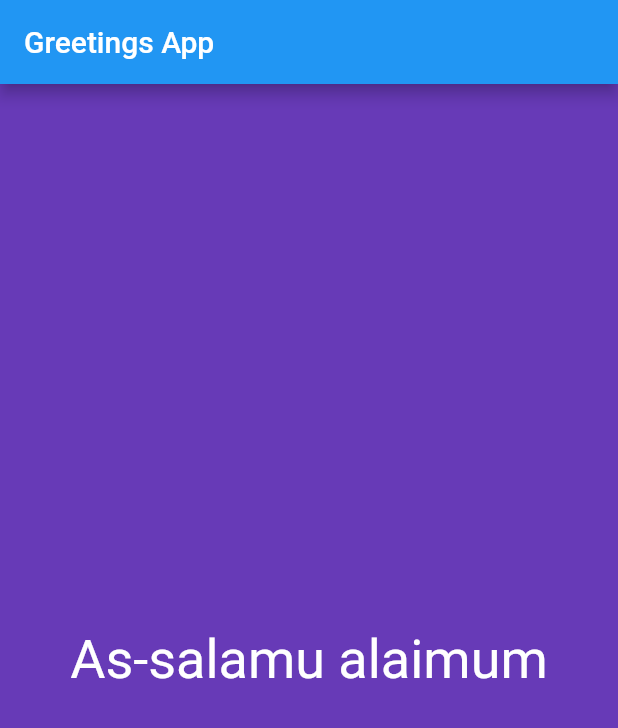
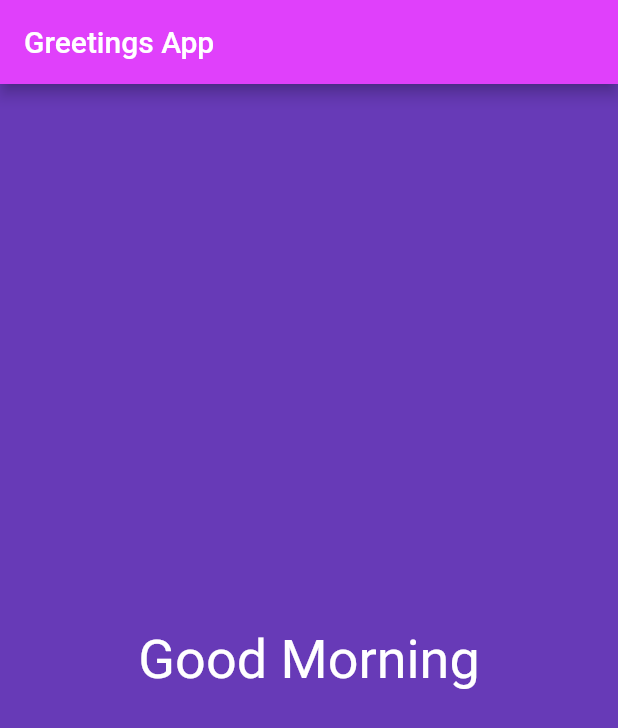
Before and after one commit to zakirhusain/FlutterApp, a Flutter app: the screen it shows after launch, on a phone screen of 412 x 824 dp. Shown: the top 728 px of the screen. Run offline on Flutter 3.47's test engine with Material 2 defaults, Android fonts, the phone set to English and light mode, and no system bars.

Commit message:
Home screen created

```diff
--- a/lib/main.dart
+++ b/lib/main.dart
@@ -1,23 +1,22 @@
 import 'package:flutter/material.dart';
 
-void main() {
-  runApp(MaterialApp(
+import 'screens/home.dart';
+
+void main() => runApp(WelcomeFlutterApp());
+
+class WelcomeFlutterApp extends StatelessWidget {
+  @override
+  Widget build(BuildContext context) {
+    return MaterialApp(
+        debugShowCheckedModeBanner: false,
         title: "Welcome App",
         home: Scaffold(
           appBar: AppBar(
             title: Text("Greetings App"),
+            backgroundColor: Colors.purpleAccent,
           ),
-        body: Material(
-          color: Colors.deepPurple,
-          child: Center(
-            child: Text(
-              "As-salamu alaimum",
-              textDirection: TextDirection.ltr,
-              style: TextStyle(color: Colors.white, fontSize: 36.0),
-            ),
-          ),
-        ),
-      )
+          body: Home()
         )
     );
   }
+}
--- a/lib/screens/home.dart
+++ b/lib/screens/home.dart
@@ -0,0 +1,31 @@
+import 'package:flutter/material.dart';
+
+class Home extends StatelessWidget {
+  @override
+  Widget build(BuildContext context) {
+    return Material(
+      color: Colors.deepPurple,
+      child: Center(
+        child: Text(
+          greeting(),
+          textDirection: TextDirection.ltr,
+          style: TextStyle(color: Colors.white, fontSize: 36.0),
+        ),
+      ),
+    );
+  }
+
+  String greeting() {
+    String greeting = "";
+    DateTime now = DateTime.now();
+    int hour = now.hour;
+    if (hour < 12) {
+      greeting = "Good Morning";
+    } else if (hour < 18) {
+      greeting = "Good Afternoon";
+    } else {
+      greeting = "Good Evening";
+    }
+    return greeting;
+  }
+}
```
Lines whose indentation alone changed are shown as unchanged.
